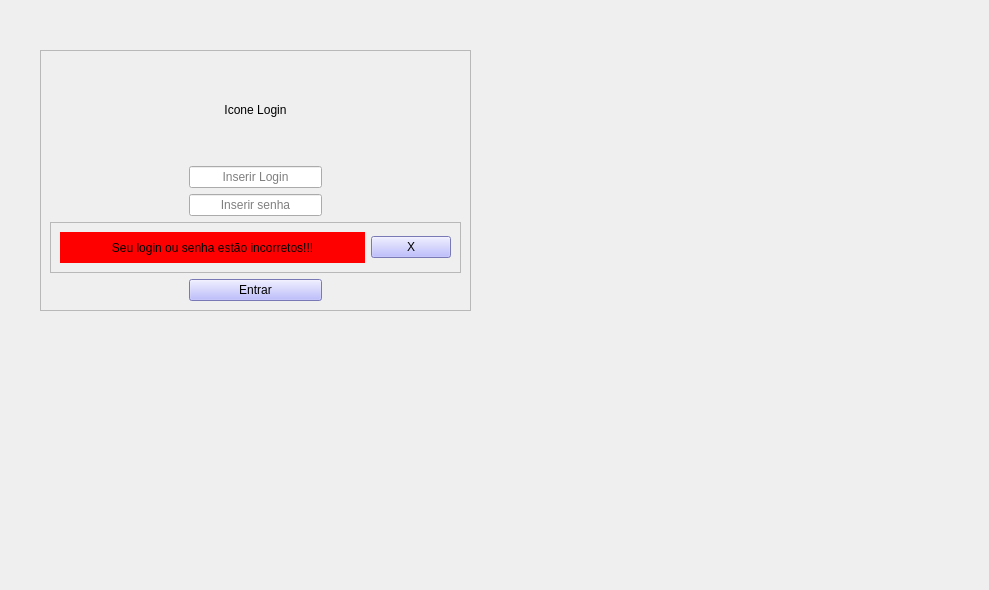
Above: src/projeto_perfil_solo.ui from WellingtonWilliams/projetocadastrogrupo before the change. Below: the same form after it.
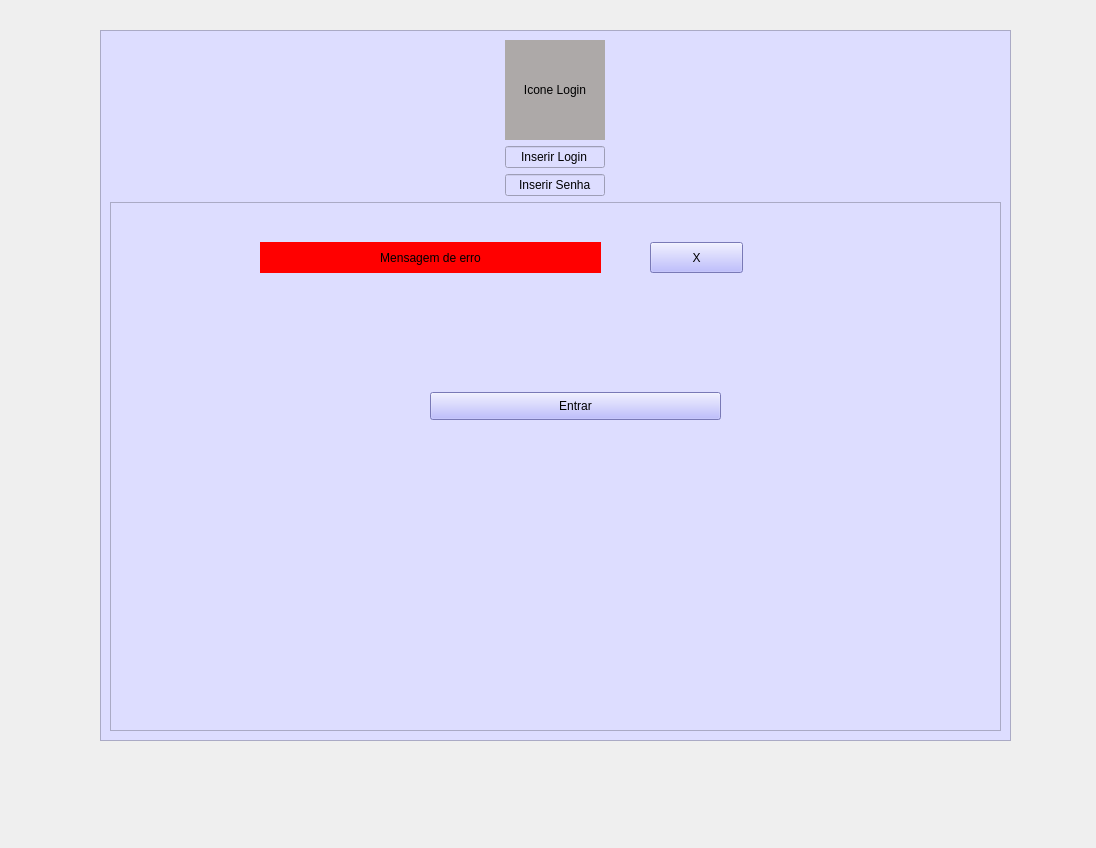
That is the form after the change.

```diff
--- a/src/projeto_perfil_solo.ui
+++ b/src/projeto_perfil_solo.ui
@@ -6,8 +6,8 @@
    <rect>
     <x>0</x>
     <y>0</y>
-    <width>989</width>
-    <height>590</height>
+    <width>1096</width>
+    <height>848</height>
    </rect>
   </property>
   <property name="windowTitle">
@@ -17,10 +17,10 @@
    <widget class="QStackedWidget" name="stacked_widget">
     <property name="geometry">
      <rect>
-      <x>20</x>
+      <x>70</x>
       <y>10</y>
-      <width>711</width>
-      <height>451</height>
+      <width>991</width>
+      <height>771</height>
      </rect>
     </property>
     <property name="currentIndex">
@@ -30,12 +30,15 @@
      <widget class="QFrame" name="frame_login_fundo">
       <property name="geometry">
        <rect>
-        <x>20</x>
-        <y>40</y>
-        <width>431</width>
-        <height>261</height>
+        <x>30</x>
+        <y>20</y>
+        <width>911</width>
+        <height>711</height>
        </rect>
       </property>
+      <property name="styleSheet">
+       <string notr="true">background-color: rgb(221, 221, 255);</string>
+      </property>
       <property name="frameShape">
        <enum>QFrame::StyledPanel</enum>
       </property>
@@ -53,53 +56,22 @@
          </property>
          <property name="minimumSize">
           <size>
-           <width>133</width>
+           <width>100</width>
            <height>100</height>
           </size>
          </property>
-         <property name="text">
-          <string>Icone Login</string>
+         <property name="layoutDirection">
+          <enum>Qt::LeftToRight</enum>
          </property>
-         <property name="alignment">
-          <set>Qt::AlignCenter</set>
-         </property>
-        </widget>
-       </item>
-       <item row="1" column="1">
-        <widget class="QLineEdit" name="lineEdit_inserir_login">
-         <property name="text">
-          <string/>
-         </property>
-         <property name="alignment">
-          <set>Qt::AlignCenter</set>
-         </property>
-         <property name="placeholderText">
-          <string>Inserir Login</string>
-         </property>
-        </widget>
-       </item>
-       <item row="4" column="1">
-        <widget class="QPushButton" name="pushButton_entrar">
          <property name="styleSheet">
-          <string notr="true">background-color: rgb(173, 169, 168);
-background-color: rgb(170, 170, 255);</string>
+          <string notr="true">background-color: rgb(173, 169, 168);</string>
          </property>
          <property name="text">
-          <string>Entrar</string>
-         </property>
-        </widget>
-       </item>
-       <item row="2" column="1">
-        <widget class="QLineEdit" name="lineEdit_inserir_senha">
-         <property name="text">
-          <string/>
+          <string>Icone Login</string>
          </property>
          <property name="alignment">
           <set>Qt::AlignCenter</set>
          </property>
-         <property name="placeholderText">
-          <string>Inserir senha</string>
-         </property>
         </widget>
        </item>
        <item row="0" column="0">
@@ -109,7 +81,7 @@
          </property>
          <property name="sizeHint" stdset="0">
           <size>
-           <width>40</width>
+           <width>415</width>
            <height>20</height>
           </size>
          </property>
@@ -122,12 +94,38 @@
          </property>
          <property name="sizeHint" stdset="0">
           <size>
-           <width>40</width>
+           <width>415</width>
            <height>20</height>
           </size>
          </property>
         </spacer>
        </item>
+       <item row="2" column="1">
+        <widget class="QLineEdit" name="lineEdit_inserir_senha">
+         <property name="text">
+          <string>Inserir Senha</string>
+         </property>
+         <property name="alignment">
+          <set>Qt::AlignCenter</set>
+         </property>
+         <property name="placeholderText">
+          <string>Inserir Senha</string>
+         </property>
+        </widget>
+       </item>
+       <item row="1" column="1">
+        <widget class="QLineEdit" name="lineEdit_inserir_login">
+         <property name="text">
+          <string>Inserir Login</string>
+         </property>
+         <property name="alignment">
+          <set>Qt::AlignCenter</set>
+         </property>
+         <property name="placeholderText">
+          <string>Insirir login</string>
+         </property>
+        </widget>
+       </item>
        <item row="3" column="0" colspan="3">
         <widget class="QFrame" name="frame_msg_erro">
          <property name="frameShape">
@@ -136,38 +134,59 @@
          <property name="frameShadow">
           <enum>QFrame::Raised</enum>
          </property>
-         <layout class="QHBoxLayout" name="horizontalLayout">
-          <item>
-           <widget class="QLabel" name="label_msg_erro">
-            <property name="sizePolicy">
-             <sizepolicy hsizetype="MinimumExpanding" vsizetype="Preferred">
-              <horstretch>0</horstretch>
-              <verstretch>0</verstretch>
-             </sizepolicy>
-            </property>
-            <property name="styleSheet">
-             <string notr="true">background-color: rgb(255, 0, 0);</string>
-            </property>
-            <property name="text">
-             <string>Seu login ou senha estão incorretos!!!</string>
-            </property>
-            <property name="alignment">
-             <set>Qt::AlignCenter</set>
-            </property>
-           </widget>
-          </item>
-          <item>
-           <widget class="QPushButton" name="pushButton_fechar_msg_erro">
-            <property name="styleSheet">
-             <string notr="true">background-color: rgb(173, 169, 168);
+         <widget class="QLabel" name="label_msg_erro">
+          <property name="geometry">
+           <rect>
+            <x>150</x>
+            <y>40</y>
+            <width>341</width>
+            <height>31</height>
+           </rect>
+          </property>
+          <property name="styleSheet">
+           <string notr="true">background-color: rgb(255, 0, 0);</string>
+          </property>
+          <property name="text">
+           <string>Mensagem de erro</string>
+          </property>
+          <property name="alignment">
+           <set>Qt::AlignCenter</set>
+          </property>
+         </widget>
+         <widget class="QPushButton" name="pushButton_fechar_msg_erro">
+          <property name="geometry">
+           <rect>
+            <x>540</x>
+            <y>40</y>
+            <width>93</width>
+            <height>31</height>
+           </rect>
+          </property>
+          <property name="styleSheet">
+           <string notr="true">background-color: rgb(173, 169, 168);
 background-color: rgb(170, 170, 255);</string>
-            </property>
-            <property name="text">
-             <string>X</string>
-            </property>
-           </widget>
-          </item>
-         </layout>
+          </property>
+          <property name="text">
+           <string>X</string>
+          </property>
+         </widget>
+         <widget class="QPushButton" name="pushButton_entrar">
+          <property name="geometry">
+           <rect>
+            <x>320</x>
+            <y>190</y>
+            <width>291</width>
+            <height>28</height>
+           </rect>
+          </property>
+          <property name="styleSheet">
+           <string notr="true">background-color: rgb(173, 169, 168);
+background-color: rgb(170, 170, 255);</string>
+          </property>
+          <property name="text">
+           <string>Entrar</string>
+          </property>
+         </widget>
         </widget>
        </item>
       </layout>
```
Left out of the diff: 65 changed lines with no effect on the pictures.
